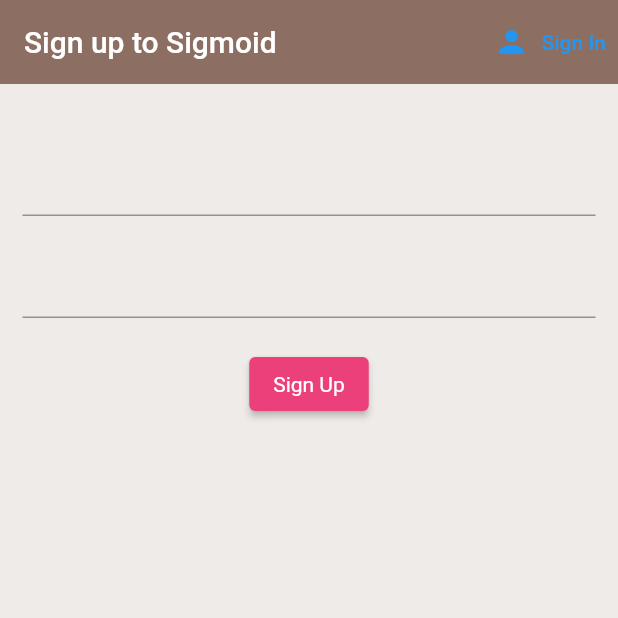
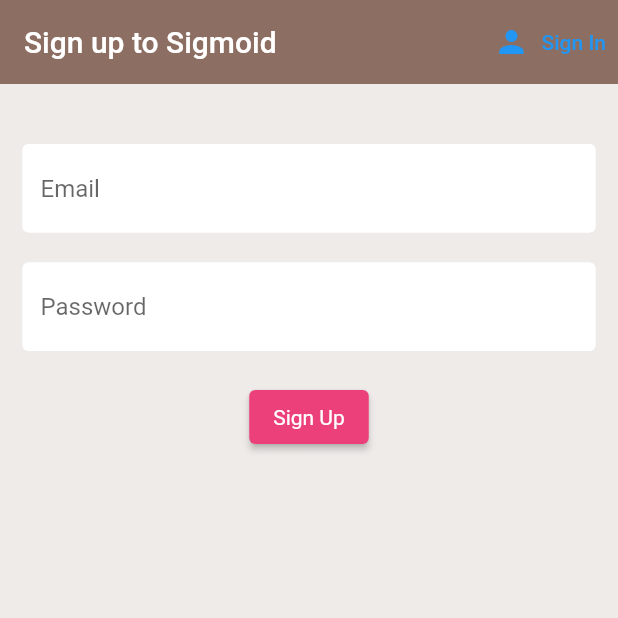
Before and after one commit to hizkialuke/sigmoid, a Flutter app: the screen it shows after launch, after a tap on "Sign In", after a tap on "Sign Up", on a phone screen of 412 x 824 dp, the top half of it. Run offline on Flutter 3.47's test engine with Material 2 defaults, Android fonts, the phone set to English and light mode, and no system bars; our stand-ins replace firebase_auth, firebase_core, flutter_spinkit; accounts and stored records are empty.

Commit message:
Add loader
Add loader while waiting

```diff
--- a/lib/screens/authenticate/register.dart
+++ b/lib/screens/authenticate/register.dart
@@ -1,5 +1,7 @@
 import 'package:flutter/material.dart';
 import 'package:sigmoid/services/auth.dart';
+import 'package:sigmoid/shared/constants.dart';
+import 'package:sigmoid/shared/loading.dart';
 
 class Register extends StatefulWidget {
   // const Register({Key? key}) : super(key: key);
@@ -14,6 +16,7 @@
 class _RegisterState extends State<Register> {
   final AuthService _authService = AuthService();
   final _formkey = GlobalKey<FormState>();
+  bool showLoading = false;
 
   // text field state
   String email = '';
@@ -22,7 +25,9 @@
 
   @override
   Widget build(BuildContext context) {
-    return Scaffold(
+    return showLoading
+        ? Loading()
+        : Scaffold(
             backgroundColor: Colors.brown[50],
             appBar: AppBar(
               backgroundColor: Colors.brown[400],
@@ -45,7 +50,10 @@
                     children: <Widget>[
                       SizedBox(height: 20),
                       TextFormField(
-                  validator: (val) => val!.isEmpty ? 'Enter an email' : null,
+                        decoration:
+                            textInputDecoration.copyWith(hintText: 'Email'),
+                        validator: (val) =>
+                            val!.isEmpty ? 'Enter an email' : null,
                         onChanged: (val) {
                           setState(() => email = val.trim());
                         },
@@ -53,6 +61,8 @@
                       SizedBox(height: 20),
                       TextFormField(
                         obscureText: true,
+                        decoration:
+                            textInputDecoration.copyWith(hintText: 'Password'),
                         validator: (val) => val!.length < 6
                             ? 'Password must be longer than 6 chars'
                             : null,
@@ -70,10 +80,14 @@
                                 TextStyle(color: Colors.white))),
                         onPressed: () async {
                           if (_formkey.currentState!.validate()) {
-                      dynamic result =
-                          await _authService.registerWithEmail(email, password);
+                            setState(() => showLoading = true);
+                            dynamic result = await _authService
+                                .registerWithEmail(email, password);
                             if (result == null) {
-                        setState(() => errorMsg = 'please input a valid email');
+                              setState(() {
+                                errorMsg = 'Please input a valid email';
+                                showLoading = false;
+                              });
                             }
                           }
                         },
--- a/lib/screens/authenticate/signin.dart
+++ b/lib/screens/authenticate/signin.dart
@@ -1,5 +1,7 @@
 import 'package:flutter/material.dart';
 import 'package:sigmoid/services/auth.dart';
+import 'package:sigmoid/shared/constants.dart';
+import 'package:sigmoid/shared/loading.dart';
 
 class SignIn extends StatefulWidget {
   // const SignIn({Key? key}) : super(key: key);
@@ -14,6 +16,7 @@
 class _SignInState extends State<SignIn> {
   final AuthService _authService = AuthService();
   final _formkey = GlobalKey<FormState>();
+  bool showLoading = false;
 
   // text field state
   String email = '';
@@ -22,7 +25,9 @@
 
   @override
   Widget build(BuildContext context) {
-    return Scaffold(
+    return showLoading
+        ? Loading()
+        : Scaffold(
             backgroundColor: Colors.brown[50],
             appBar: AppBar(
               backgroundColor: Colors.brown[400],
@@ -45,7 +50,10 @@
                     children: <Widget>[
                       SizedBox(height: 20),
                       TextFormField(
-                  validator: (val) => val!.isEmpty ? 'Enter an email' : null,
+                        decoration:
+                            textInputDecoration.copyWith(hintText: 'Email'),
+                        validator: (val) =>
+                            val!.isEmpty ? 'Enter an email' : null,
                         onChanged: (val) {
                           setState(() => email = val.trim());
                         },
@@ -53,6 +61,8 @@
                       SizedBox(height: 20),
                       TextFormField(
                         obscureText: true,
+                        decoration:
+                            textInputDecoration.copyWith(hintText: 'Password'),
                         validator: (val) => val!.length < 6
                             ? 'Password must be longer than 6 chars'
                             : null,
@@ -70,10 +80,14 @@
                                 TextStyle(color: Colors.white))),
                         onPressed: () async {
                           if (_formkey.currentState!.validate()) {
-                      dynamic result =
-                          await _authService.signInWithEmail(email, password);
+                            setState(() => showLoading = true);
+                            dynamic result = await _authService.signInWithEmail(
+                                email, password);
                             if (result == null) {
-                        setState(() => errorMsg = 'Credentials not found');
+                              setState(() {
+                                errorMsg = 'Credentials not found';
+                                showLoading = false;
+                              });
                             }
                           }
                         },
--- /dev/null
+++ b/lib/shared/constants.dart
@@ -0,0 +1,10 @@
+import 'package:flutter/material.dart';
+
+const textInputDecoration = InputDecoration(
+  fillColor: Colors.white,
+  filled: true,
+  enabledBorder:
+      OutlineInputBorder(borderSide: BorderSide(color: Colors.white, width: 2)),
+  focusedBorder:
+      OutlineInputBorder(borderSide: BorderSide(color: Colors.pink, width: 2)),
+);
--- a/pubspec.yaml
+++ b/pubspec.yaml
@@ -38,6 +38,7 @@
   cloud_firestore: ^2.5.3
   firebase_core: ^1.7.0
   provider: ^6.0.1
+  flutter_spinkit: ^5.1.0
 
 dev_dependencies:
   flutter_test:
```
Also changed, not shown: lib/shared/loading.dart (added, +19 -0 lines), pubspec.lock. Lines whose indentation alone changed are shown as unchanged.
